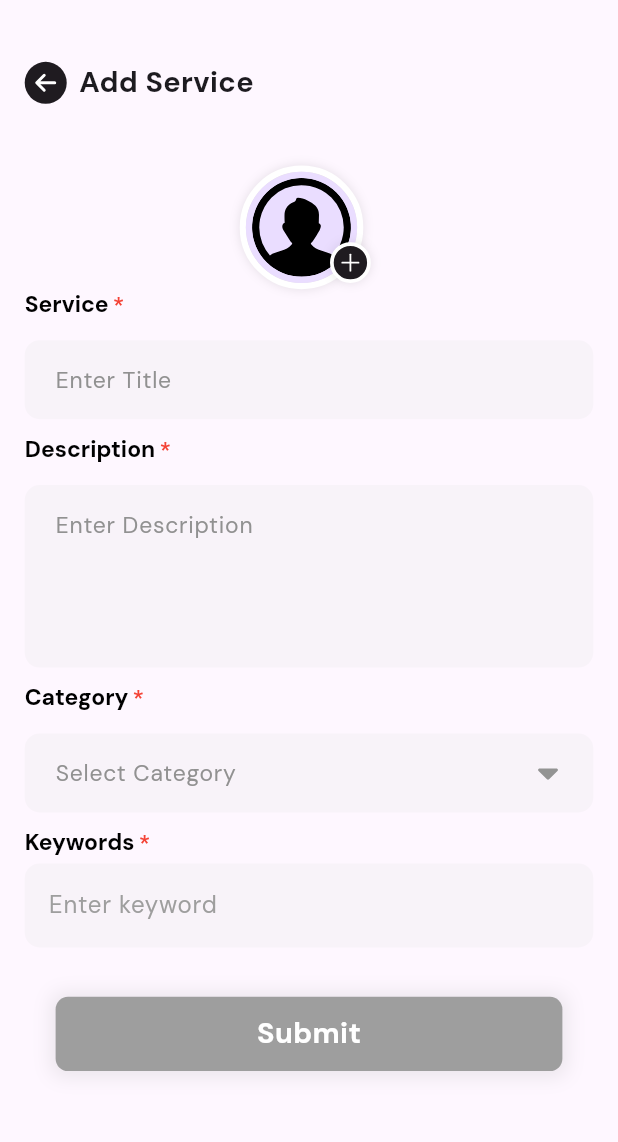
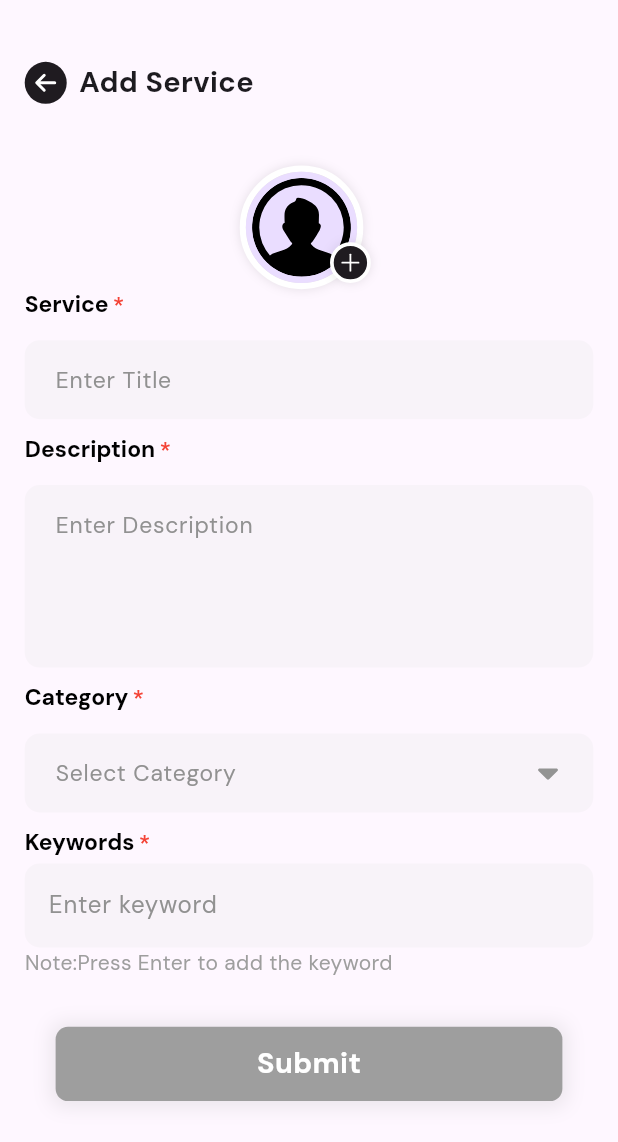
Before and after one commit to justin-qf/IBHub, a Flutter app: the AddServicescreen screen opened directly, on a phone screen of 412 x 824 dp. Shown: the top 1142 px of the screen. Run offline on Flutter 3.47's test engine with Material 3 defaults, Android fonts, the phone set to English and light mode, and no system bars; our stand-ins replace animate_do, cached_network_image, connectivity_plus, flutter_rating_bar, flutter_svg, get and 13 more; accounts and stored records are empty; network calls fail; project files that could hold a hidden picture were left out.

Commit message:
add service screen fix

```diff
--- a/lib/views/mainscreen/ServiceScreen/AddServiceScreen.dart
+++ b/lib/views/mainscreen/ServiceScreen/AddServiceScreen.dart
@@ -2,6 +2,7 @@ import 'package:flutter/material.dart';
 import 'package:get/get.dart';
 import 'package:ibh/componant/button/form_button.dart';
 import 'package:ibh/componant/dialogs/dialogs.dart';
+import 'package:ibh/componant/input/style.dart';
 import 'package:ibh/componant/parentWidgets/CustomeParentBackground.dart';
 import 'package:ibh/componant/toolbar/toolbar.dart';
 import 'package:ibh/componant/widgets/widgets.dart';
@@ -209,15 +210,22 @@ class _ServicescreenState extends State<AddServicescreen> {
                           ),
                           errorBorder: OutlineInputBorder(
                             borderRadius: BorderRadius.circular(10),
-                            borderSide: const BorderSide(
-                                color: Colors.red), // or your preferred color
+                            borderSide:
+                                const BorderSide(color: Colors.redAccent),
                           ),
                           focusedBorder: OutlineInputBorder(
                             borderRadius: BorderRadius.circular(10),
-                            borderSide: BorderSide.none,
+                            borderSide: BorderSide(color: primaryColor),
+                          ),
+                          focusedErrorBorder: OutlineInputBorder(
+                            borderRadius: BorderRadius.circular(10),
+                            borderSide:
+                                const BorderSide(color: Colors.redAccent),
                           ),
                           hintText: 'Enter keyword',
-                          hintStyle: const TextStyle(color: grey),
+                          hintStyle: const TextStyle(
+                              color: const Color.fromARGB(255, 145, 145, 145)),
+                          errorStyle: styleTextForErrorFieldHint(),
                           errorText: ctr.keywordsModel.value.error,
                           filled: true,
                           fillColor: inputBgColor,
@@ -240,6 +248,14 @@ class _ServicescreenState extends State<AddServicescreen> {
                         },
                       ),
                     ),
+                    // if (ctr.keywordsCtr.text == '')
+                    Align(
+                        alignment: Alignment.centerLeft,
+                        child: Text(
+                          'Note:Press Enter to add the keyword',
+                          style: TextStyle(
+                              fontFamily: dM_sans_regular, color: grey),
+                        )),
                     getDynamicSizedBox(height: 2.h),
                     Obx(() => ctr.keywords.isNotEmpty
                         ? Container(
@@ -259,8 +275,7 @@ class _ServicescreenState extends State<AddServicescreen> {
                                       style: const TextStyle(
                                           color: primaryColor,
                                           fontFamily: dM_sans_regular)),
-                                  backgroundColor:
-                                      secondaryColor.withOpacity(0.6),
+                                  backgroundColor: white,
                                   shape: RoundedRectangleBorder(
                                     borderRadius: BorderRadius.circular(10),
                                   ),
```
